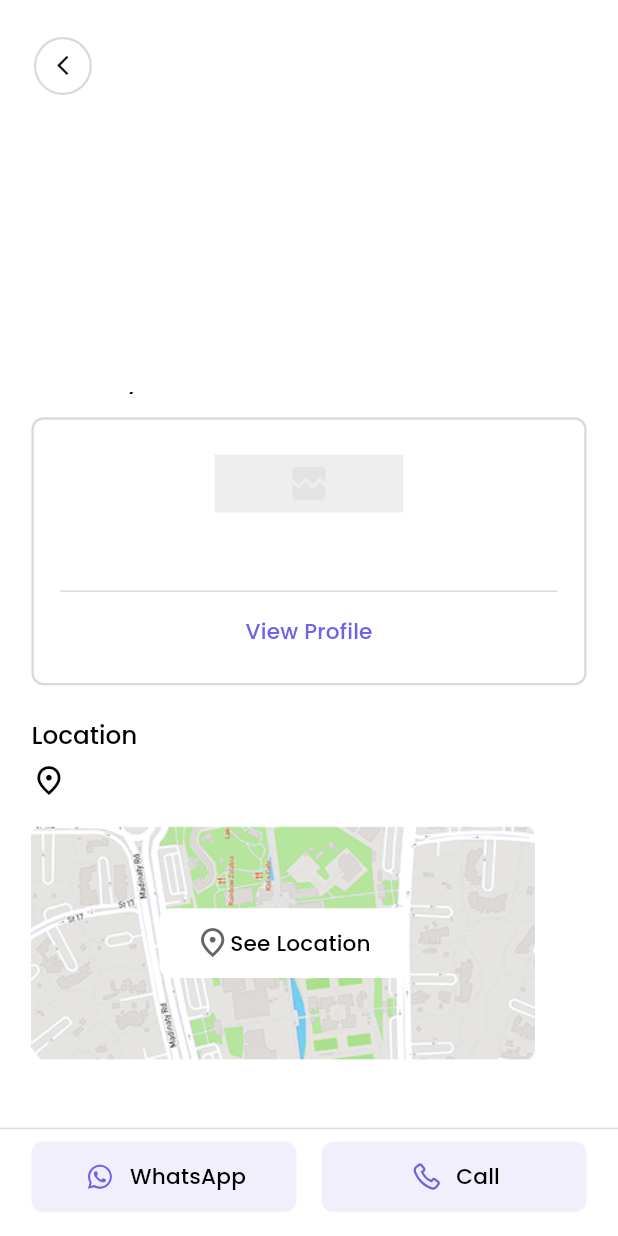
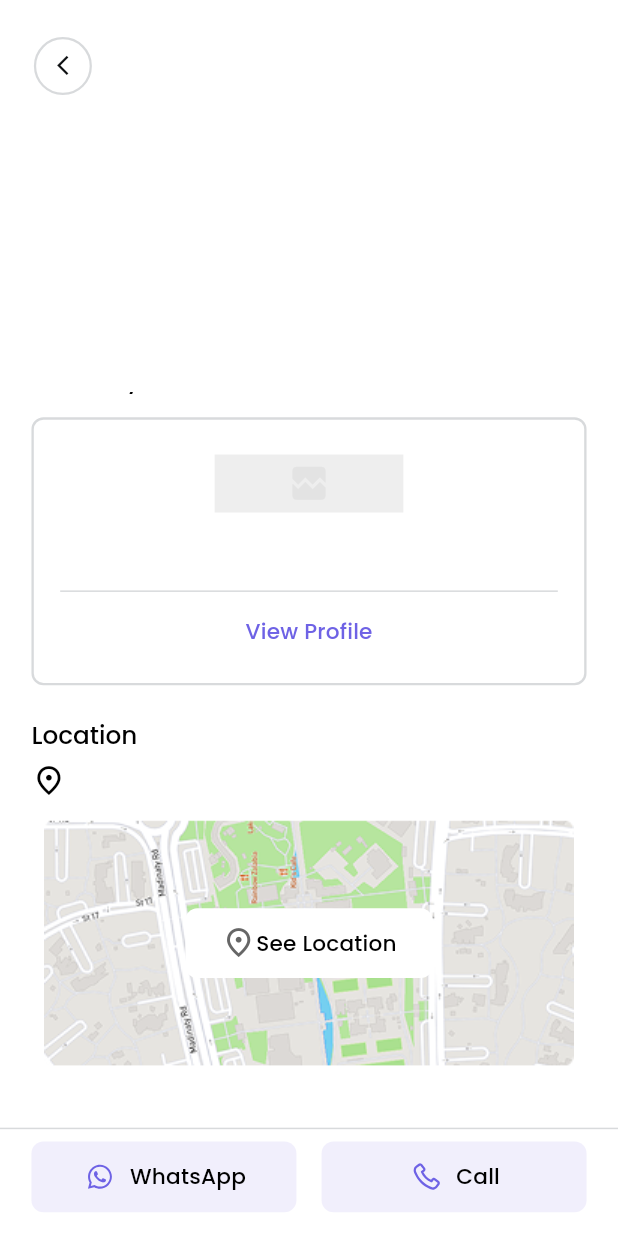
Before and after one commit to HusseinMohamed99/SystemPro, a Flutter app: the RealEstateDetailsView screen opened directly with empty values, scrolled down 345 dp, on a phone screen of 412 x 824 dp. Run offline on Flutter 3.47's test engine with Material 3 defaults, Android fonts, the phone set to English and light mode, and no system bars; our stand-ins replace bloc, cached_network_image, dio, firebase_core, flutter_animate, flutter_bloc and 13 more; accounts and stored records are empty; generated files the repository leaves out were written again.

Commit message:
refactor(real_estate_details): use context width for map image
Replace hardcoded width with dynamic context.width to ensure proper responsiveness across different screen sizes.

```diff
--- a/lib/features/Home/ui/real_estate_details/location_real_estate.dart
+++ b/lib/features/Home/ui/real_estate_details/location_real_estate.dart
@@ -49,7 +49,7 @@ class LocationRealEstate extends StatelessWidget {
         Stack(
           alignment: Alignment.center,
           children: [
-            Image.asset(Assets.images.map.path, height: 200.h, width: 320.w),
+            Image.asset(Assets.images.map.path, height: 200.h, width: context.width),
             PositionedDirectional(
               child: GestureDetector(
                 onTap: () {
```
